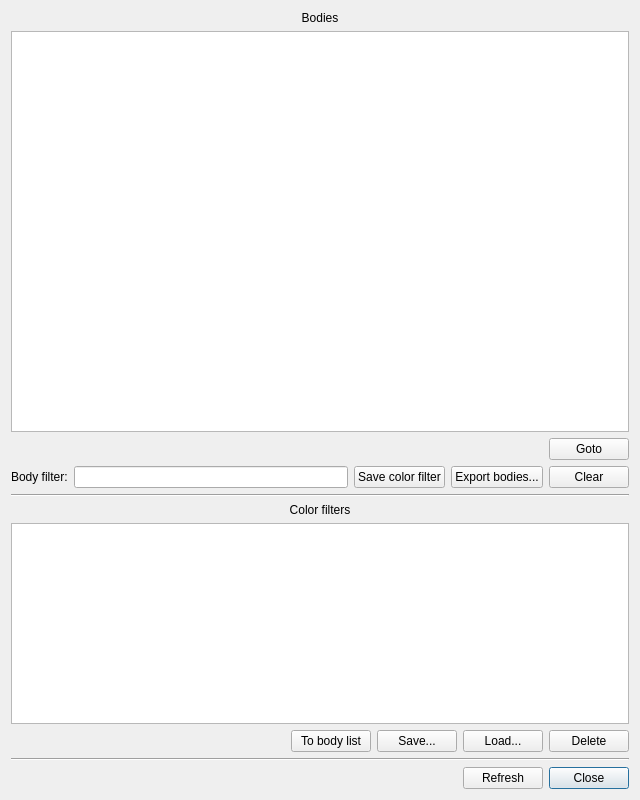
The window that neurolabi/gui/dialogs/flyembodyinfodialog.ui (janelia-flyem/NeuTu) describes before a commit, drawn with Qt 5.
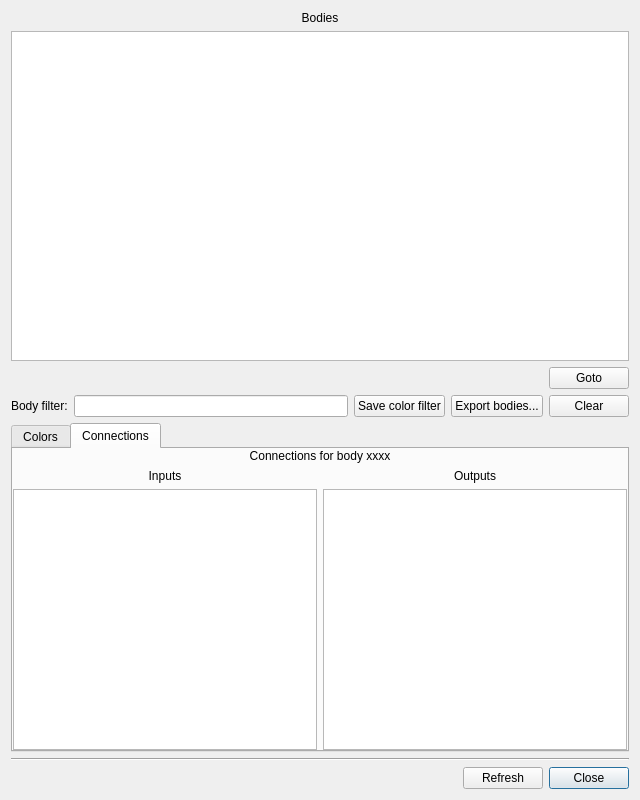
The same window after the commit. The open tabs and pages were chosen to show the change.

Commit message: began work on connections display; added tabs; double-click pre/post now updates label in new tab

Diff of the .ui file:
```diff
--- a/neurolabi/gui/dialogs/flyembodyinfodialog.ui
+++ b/neurolabi/gui/dialogs/flyembodyinfodialog.ui
@@ -136,12 +136,33 @@
     </layout>
    </item>
    <item>
-    <widget class="Line" name="line">
-     <property name="orientation">
-      <enum>Qt::Horizontal</enum>
+    <widget class="QTabWidget" name="tabWidget">
+     <property name="sizePolicy">
+      <sizepolicy hsizetype="Expanding" vsizetype="Expanding">
+       <horstretch>0</horstretch>
+       <verstretch>2</verstretch>
+      </sizepolicy>
      </property>
-    </widget>
-   </item>
+     <property name="currentIndex">
+      <number>0</number>
+     </property>
+     <widget class="QWidget" name="colorTab">
+      <attribute name="title">
+       <string>Colors</string>
+      </attribute>
+      <layout class="QVBoxLayout" name="verticalLayout_2">
+       <property name="leftMargin">
+        <number>0</number>
+       </property>
+       <property name="topMargin">
+        <number>0</number>
+       </property>
+       <property name="rightMargin">
+        <number>0</number>
+       </property>
+       <property name="bottomMargin">
+        <number>0</number>
+       </property>
    <item>
     <widget class="QLabel" name="label_2">
      <property name="text">
@@ -179,6 +200,9 @@
    </item>
    <item>
     <layout class="QHBoxLayout" name="horizontalLayout_4">
+         <property name="leftMargin">
+          <number>20</number>
+         </property>
      <property name="bottomMargin">
       <number>0</number>
      </property>
@@ -224,6 +248,86 @@
       </widget>
      </item>
     </layout>
+       </item>
+      </layout>
+     </widget>
+     <widget class="QWidget" name="connectionsTab">
+      <attribute name="title">
+       <string>Connections</string>
+      </attribute>
+      <layout class="QVBoxLayout" name="verticalLayout_3" stretch="0,0">
+       <property name="leftMargin">
+        <number>0</number>
+       </property>
+       <property name="topMargin">
+        <number>0</number>
+       </property>
+       <property name="rightMargin">
+        <number>0</number>
+       </property>
+       <property name="bottomMargin">
+        <number>0</number>
+       </property>
+       <item>
+        <widget class="QLabel" name="connectionBodyLabel">
+         <property name="text">
+          <string>Connections for body xxxx</string>
+         </property>
+         <property name="alignment">
+          <set>Qt::AlignHCenter|Qt::AlignTop</set>
+         </property>
+        </widget>
+       </item>
+       <item>
+        <layout class="QHBoxLayout" name="horizontalLayout_5">
+         <item>
+          <layout class="QVBoxLayout" name="verticalLayout_4">
+           <property name="leftMargin">
+            <number>0</number>
+           </property>
+           <property name="topMargin">
+            <number>0</number>
+           </property>
+           <item>
+            <widget class="QLabel" name="label_5">
+             <property name="text">
+              <string>Inputs</string>
+             </property>
+             <property name="alignment">
+              <set>Qt::AlignHCenter|Qt::AlignTop</set>
+             </property>
+            </widget>
+           </item>
+           <item>
+            <widget class="QTableView" name="tableView"/>
+           </item>
+          </layout>
+         </item>
+         <item>
+          <layout class="QVBoxLayout" name="verticalLayout_5">
+           <property name="leftMargin">
+            <number>0</number>
+           </property>
+           <item>
+            <widget class="QLabel" name="label_6">
+             <property name="text">
+              <string>Outputs</string>
+             </property>
+             <property name="alignment">
+              <set>Qt::AlignHCenter|Qt::AlignTop</set>
+             </property>
+            </widget>
+           </item>
+           <item>
+            <widget class="QTableView" name="tableView_2"/>
+           </item>
+          </layout>
+         </item>
+        </layout>
+       </item>
+      </layout>
+     </widget>
+    </widget>
    </item>
    <item>
     <widget class="Line" name="line_2">
```
Lines whose indentation alone changed are shown as unchanged. The commit also changes 2 other files.
